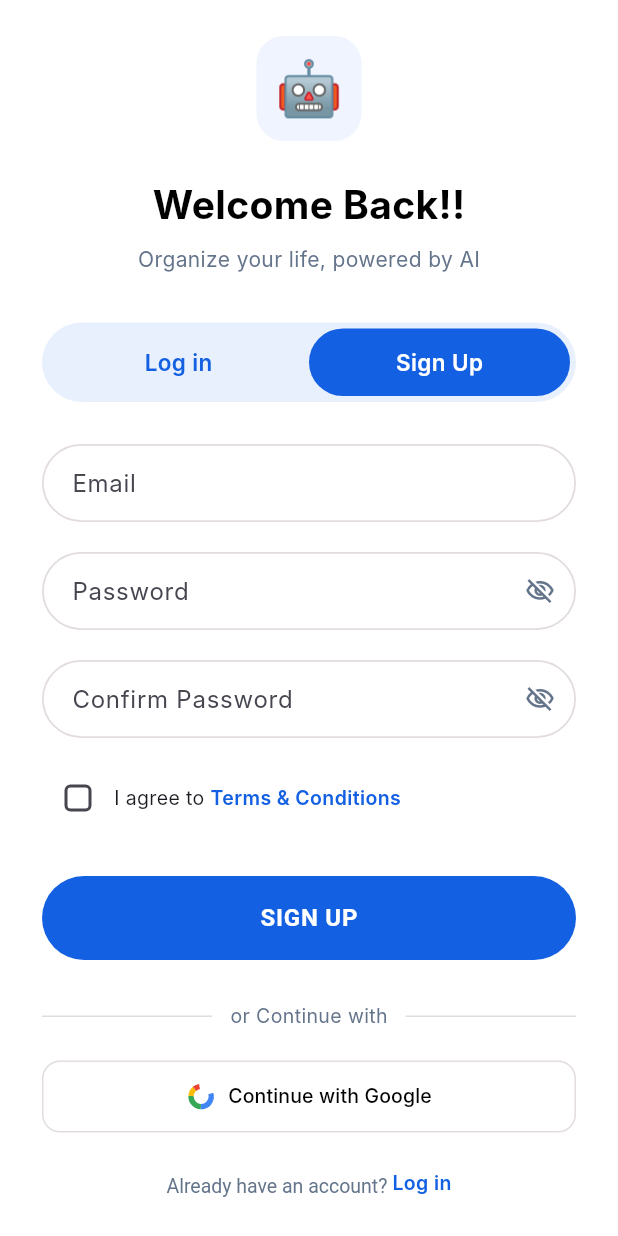
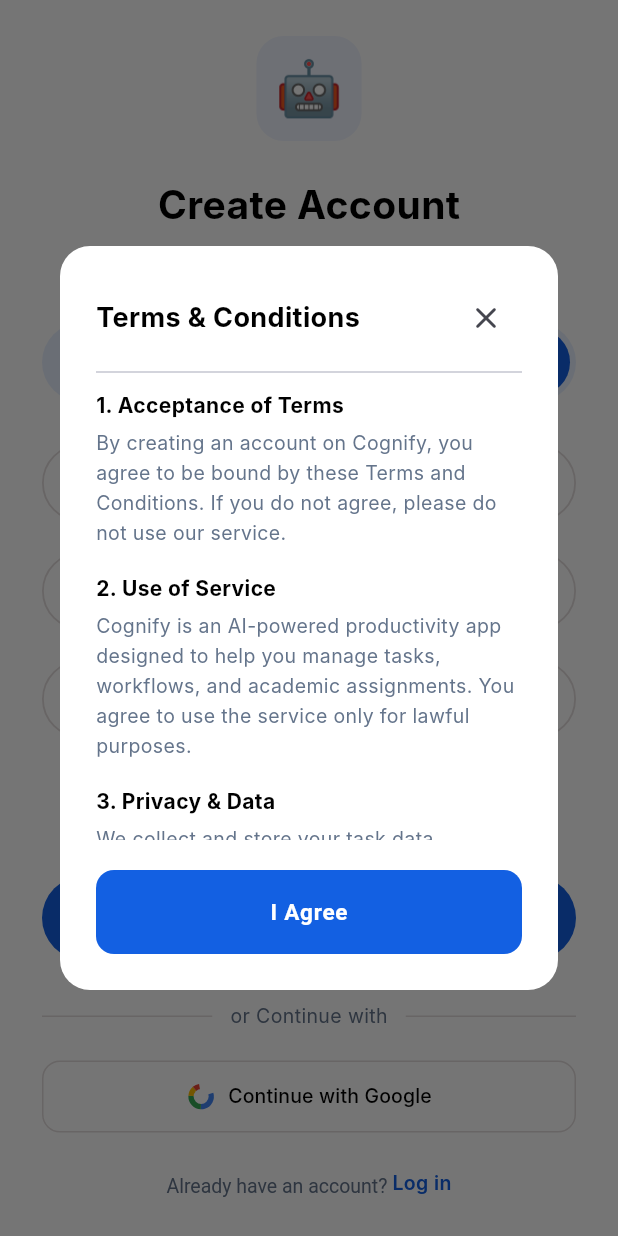
Before and after one commit to rabia5727/Cognify, a Flutter app: the screen it shows after launch, after a tap on "Sign Up", after a tap on "Terms & Conditions", on a phone screen of 412 x 824 dp. Run offline on Flutter 3.47's test engine with Material 3 defaults, Android fonts, the light colour scheme and no system bars; our stand-ins replace confetti, fl_chart, image_picker, shared_preferences; accounts and stored records are empty; Roboto replaces fonts that are missing (Inter).

Commit message:
Save workspace changes

```diff
--- a/frontend/lib/screens/auth/auth_screen.dart
+++ b/frontend/lib/screens/auth/auth_screen.dart
@@ -157,18 +157,24 @@
               const SizedBox(height: 24),
 
               // Welcome Text - Centered
-              const Center(
-                child: Text('Welcome Back!!',
-                    style: TextStyle(
-                        fontSize: 26,
-                        fontWeight: FontWeight.bold,
-                        color: AppColors.darkText)),
-              ),
+             Center(
+  child: Text(
+    _isLogin ? 'Welcome Back!!' : 'Create Account',
+    style: const TextStyle(
+        fontSize: 26,
+        fontWeight: FontWeight.bold,
+        color: AppColors.darkText),
+  ),
+),
               const SizedBox(height: 8),
-              const Center(
-                child: Text('Organize your life, powered by AI',
-                    style: TextStyle(fontSize: 14, color: AppColors.grayText)),
-              ),
+              Center(
+  child: Text(
+    _isLogin
+        ? 'Organize your life, powered by AI'
+        : 'Join Cognify and boost your productivity',
+    style: const TextStyle(fontSize: 14, color: AppColors.grayText),
+  ),
+),
               const SizedBox(height: 32),
 
               // Tab Bar
@@ -389,7 +395,7 @@
               ),
               const Text('I agree to ', style: TextStyle(fontSize: 13)),
               GestureDetector(
-                onTap: () {},
+                onTap: () => _showTermsDialog(),
                 child: const Text('Terms & Conditions',
                     style: TextStyle(
                         color: AppColors.primaryBlue,
@@ -433,6 +439,111 @@
       contentPadding: const EdgeInsets.symmetric(horizontal: 16, vertical: 14),
     );
   }
+
+  void _showTermsDialog() {
+  showDialog(
+    context: context,
+    builder: (context) => Dialog(
+      shape: RoundedRectangleBorder(borderRadius: BorderRadius.circular(20)),
+      child: Padding(
+        padding: const EdgeInsets.all(24),
+        child: Column(
+          mainAxisSize: MainAxisSize.min,
+          crossAxisAlignment: CrossAxisAlignment.start,
+          children: [
+            Row(
+              mainAxisAlignment: MainAxisAlignment.spaceBetween,
+              children: [
+                const Text(
+                  'Terms & Conditions',
+                  style: TextStyle(
+                    fontSize: 18,
+                    fontWeight: FontWeight.bold,
+                    color: AppColors.darkText,
+                  ),
+                ),
+                IconButton(
+                  onPressed: () => Navigator.pop(context),
+                  icon: const Icon(Icons.close_rounded),
+                  padding: EdgeInsets.zero,
+                  constraints: const BoxConstraints(),
+                ),
+              ],
+            ),
+            const Divider(height: 24),
+            const SizedBox(
+              height: 300,
+              child: SingleChildScrollView(
+                child: Column(
+                  crossAxisAlignment: CrossAxisAlignment.start,
+                  children: [
+                    _TermsSection(
+                      title: '1. Acceptance of Terms',
+                      content:
+                          'By creating an account on Cognify, you agree to be bound by these Terms and Conditions. If you do not agree, please do not use our service.',
+                    ),
+                    _TermsSection(
+                      title: '2. Use of Service',
+                      content:
+                          'Cognify is an AI-powered productivity app designed to help you manage tasks, workflows, and academic assignments. You agree to use the service only for lawful purposes.',
+                    ),
+                    _TermsSection(
+                      title: '3. Privacy & Data',
+                      content:
+                          'We collect and store your task data, preferences, and Google Classroom information solely to provide our services. We do not sell your data to third parties.',
+                    ),
+                    _TermsSection(
+                      title: '4. Google Classroom Integration',
+                      content:
+                          'By connecting your Google Classroom account, you authorize Cognify to access your courses and assignments to sync them as tasks. You can disconnect at any time.',
+                    ),
+                    _TermsSection(
+                      title: '5. Account Security',
+                      content:
+                          'You are responsible for maintaining the confidentiality of your account credentials. Please notify us immediately of any unauthorized use of your account.',
+                    ),
+                    _TermsSection(
+                      title: '6. Modifications',
+                      content:
+                          'We reserve the right to modify these terms at any time. Continued use of Cognify after changes constitutes acceptance of the new terms.',
+                    ),
+                    _TermsSection(
+                      title: '7. Contact',
+                      content:
+                          'For any questions regarding these terms, please contact us at support@cognify.app',
+                    ),
+                  ],
+                ),
+              ),
+            ),
+            const SizedBox(height: 20),
+            SizedBox(
+              width: double.infinity,
+              child: ElevatedButton(
+                onPressed: () {
+                  setState(() => _agreedToTerms = true);
+                  Navigator.pop(context);
+                },
+                style: ElevatedButton.styleFrom(
+                  backgroundColor: AppColors.primaryBlue,
+                  foregroundColor: Colors.white,
+                  padding: const EdgeInsets.symmetric(vertical: 14),
+                  shape: RoundedRectangleBorder(
+                    borderRadius: BorderRadius.circular(12),
+                  ),
+                ),
+                child: const Text(
+                  'I Agree',
+                  style: TextStyle(fontWeight: FontWeight.w600, fontSize: 15),
+                ),
+              ),
+            ),
+          ],
+        ),
+      ),
+    ),
+  );
+}
 }
 
 class _GoogleLogoPainter extends CustomPainter {
@@ -463,3 +574,39 @@
   @override
   bool shouldRepaint(_) => false;
 }
+
+class _TermsSection extends StatelessWidget {
+  final String title;
+  final String content;
+
+  const _TermsSection({required this.title, required this.content});
+
+  @override
+  Widget build(BuildContext context) {
+    return Padding(
+      padding: const EdgeInsets.only(bottom: 16),
+      child: Column(
+        crossAxisAlignment: CrossAxisAlignment.start,
+        children: [
+          Text(
+            title,
+            style: const TextStyle(
+              fontSize: 14,
+              fontWeight: FontWeight.w700,
+              color: AppColors.darkText,
+            ),
+          ),
+          const SizedBox(height: 6),
+          Text(
+            content,
+            style: const TextStyle(
+              fontSize: 13,
+              color: AppColors.grayText,
+              height: 1.5,
+            ),
+          ),
+        ],
+      ),
+    );
+  }
+}
```
Also changed, not shown: frontend/pubspec.lock, 3 other files.
